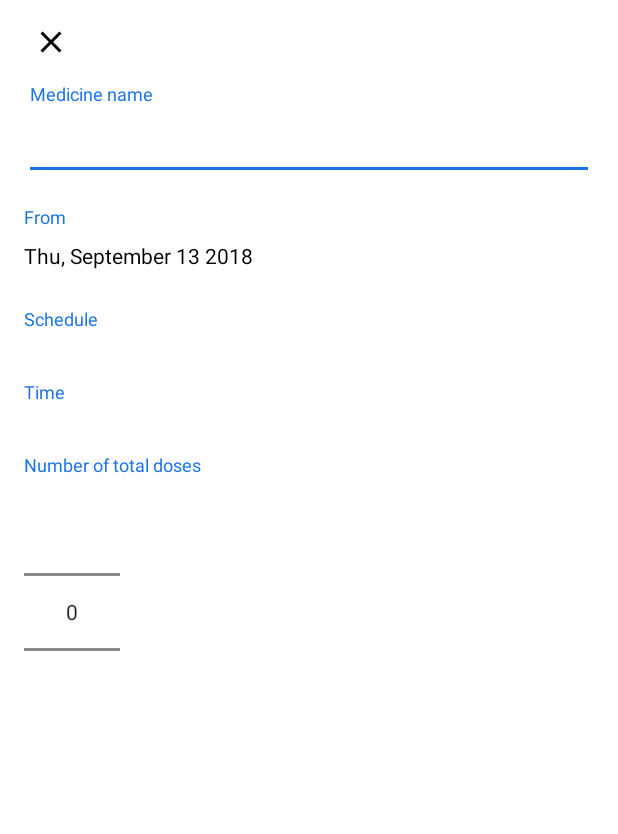
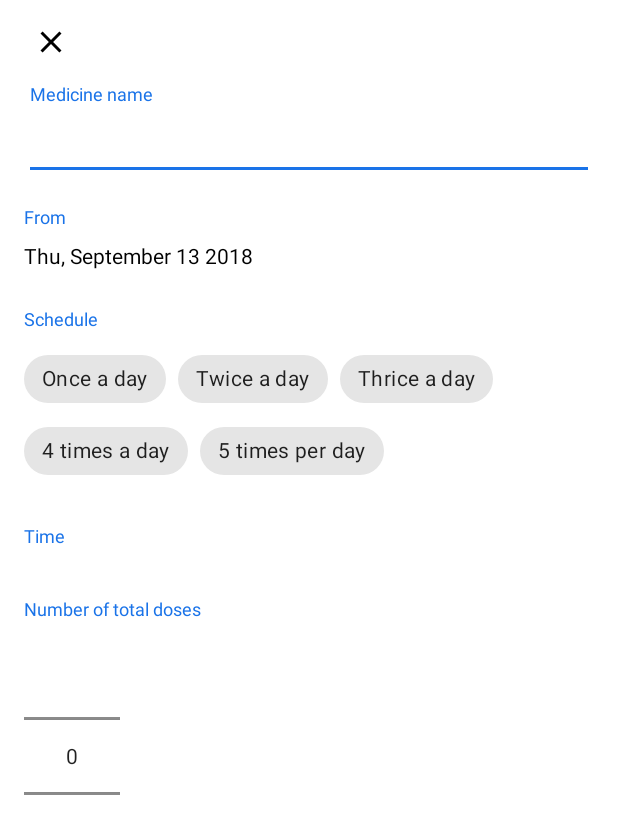
Before and after one commit to abd99/Med-Dose, an Android app: the layout add_medicine_dialog.xml on its own in the app's theme, with its tools: preview values and no code run, on a phone screen of 412 x 824 dp. Shown: the top 834 px of the screen. Run offline under Robolectric (Android 15) with nearby library versions, the phone set to English and light mode, and no system bars; Roboto replaces fonts that are not available here.

Commit message:
Fix bug in showing time after selecting schedule

```diff
--- a/app/src/main/res/layout/add_medicine_dialog.xml
+++ b/app/src/main/res/layout/add_medicine_dialog.xml
@@ -71,7 +71,7 @@
                     android:layout_marginStart="16dp"
                     android:paddingTop="8dp"
                     android:paddingBottom="8dp"
-                    android:text="Thu, September 13 2018"
+                    android:text="@string/sample_date"
                     android:textColor="@android:color/black"
                     android:textSize="14sp" />
 
@@ -94,8 +94,47 @@
                     android:paddingTop="8dp"
                     android:paddingBottom="8dp"
                     android:checked="true"
+                    app:singleSelection="true"
                     style="@style/Widget.MaterialComponents.Chip.Choice"
-                    android:ellipsize="end" />
+                    android:ellipsize="end" >
+
+
+                    <com.google.android.material.chip.Chip
+                        android:id="@+id/chip1"
+                        android:text="@string/once_a_day"
+                        style="@style/Widget.MaterialComponents.Chip.Choice"
+                        android:layout_width="wrap_content"
+                        android:layout_height="wrap_content"/>
+
+                    <com.google.android.material.chip.Chip
+                        android:id="@+id/chip2"
+                        android:text="@string/twice_a_day"
+                        style="@style/Widget.MaterialComponents.Chip.Choice"
+                        android:layout_width="wrap_content"
+                        android:layout_height="wrap_content"/>
+
+                    <com.google.android.material.chip.Chip
+                        android:id="@+id/chip3"
+                        android:text="@string/thrice_a_day"
+                        style="@style/Widget.MaterialComponents.Chip.Choice"
+                        android:layout_width="wrap_content"
+                        android:layout_height="wrap_content"/>
+
+                    <com.google.android.material.chip.Chip
+                        android:id="@+id/chip4"
+                        android:text="@string/_4_times_a_day"
+                        style="@style/Widget.MaterialComponents.Chip.Choice"
+                        android:layout_width="wrap_content"
+                        android:layout_height="wrap_content"/>
+
+                    <com.google.android.material.chip.Chip
+                        android:id="@+id/chip5"
+                        android:text="@string/_5_times_per_day"
+                        style="@style/Widget.MaterialComponents.Chip.Choice"
+                        android:layout_width="wrap_content"
+                        android:layout_height="wrap_content"/>
+
+                </com.google.android.material.chip.ChipGroup>
 
                 <com.google.android.material.textview.MaterialTextView
                     android:layout_width="wrap_content"
@@ -130,7 +169,7 @@
                     android:layout_height="wrap_content"
                     android:layout_marginStart="16dp"
                     android:layout_marginTop="16dp"
-                    android:text="Number of total doses"
+                    android:text="@string/number_of_total_doses"
                     android:textColor="@color/color_primary"
                     android:textSize="12sp" />
 
--- a/app/src/main/res/values/strings.xml
+++ b/app/src/main/res/values/strings.xml
@@ -12,12 +12,12 @@
     <string name="string_from">From</string>
     <string name="string_schedule">Schedule</string>
     <string name="pick_a_time">Pick a time</string>
+    <string name="once_a_day">Once a day</string>
+    <string name="twice_a_day">Twice a day</string>
+    <string name="thrice_a_day">Thrice a day</string>
+    <string name="_4_times_a_day">4 times a day</string>
+    <string name="_5_times_per_day">5 times per day</string>
+    <string name="number_of_total_doses">Number of total doses</string>
+    <string name="sample_date">Thu, September 13 2018</string>
 
-    <string-array name="schedule_arrays">
-        <item>Once a day</item>
-        <item>Twice a day</item>
-        <item>Thrice a day</item>
-        <item>4 times a day</item>
-        <item>5 times per day</item>
-    </string-array>
 </resources>
```
Also changed, not shown: app/src/main/java/com/abdsoft/med_dose/ui/home/AddDialog.java (+33 -34 lines), app/src/main/res/layout/cat_chip_group_item_choice.xml (deleted, +0 -22 lines).
